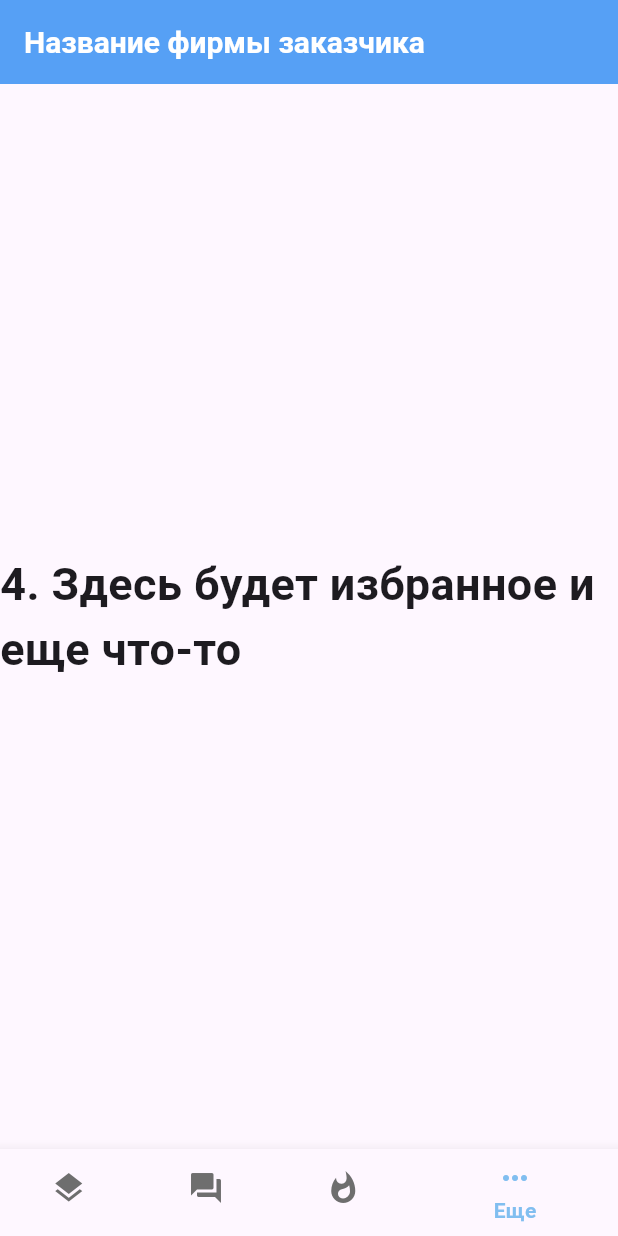
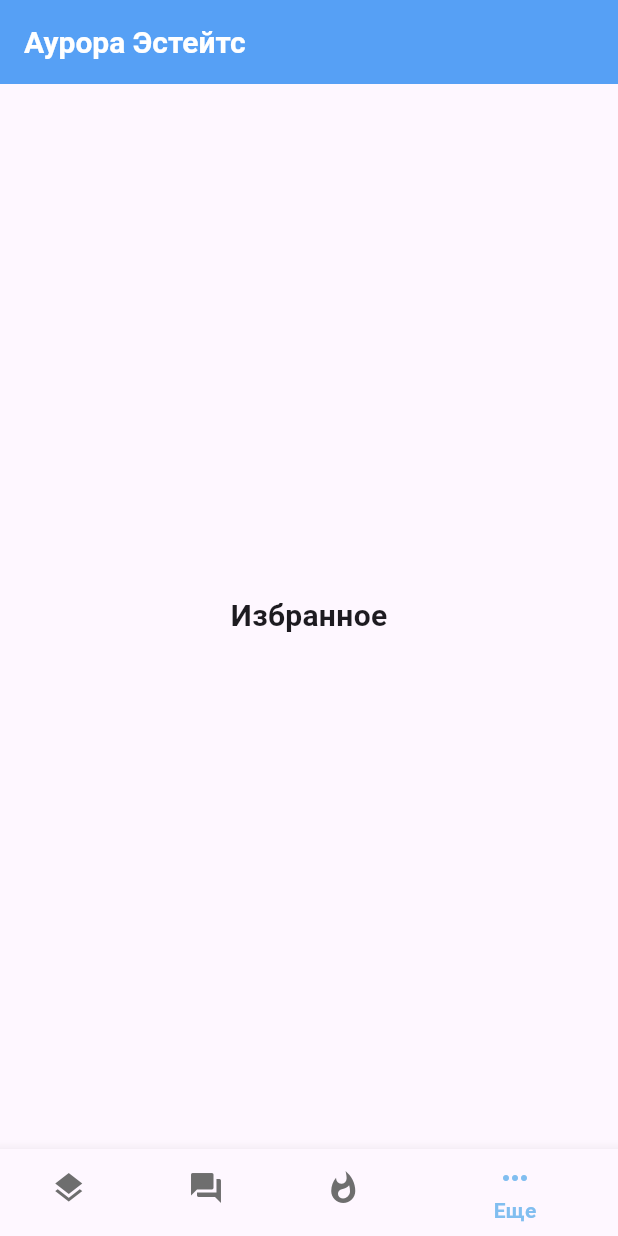
Before and after one commit to Polilo-User/mobileApp, a Flutter app: the screen it shows after launch, item 4 of the bottom bar chosen, on a phone screen of 412 x 824 dp. Run offline on Flutter 3.47's test engine with Material 3 defaults, Android fonts, the phone set to English and light mode, and no system bars; our stand-ins replace flutter_svg; network calls fail.

Commit message:
mobileapp ver 0.0.3 добавил страницу со зданиями

```diff
--- a/mobile_app_/lib/modules/start_screen/widgets/buttom_nav.dart
+++ b/mobile_app_/lib/modules/start_screen/widgets/buttom_nav.dart
@@ -1,9 +1,10 @@
 
 
 import 'package:flutter/material.dart';
-
-import 'package:flutter_svg/flutter_svg.dart';
-
+import 'package:mobile_app_/modules/start_screen/widgets/chat.dart';
+import 'package:mobile_app_/modules/start_screen/widgets/favorites.dart';
+import 'package:mobile_app_/modules/start_screen/widgets/list-builds.dart';
+import 'package:mobile_app_/modules/start_screen/widgets/news.dart';
 
 class MainBottomNavigationBar extends StatefulWidget {
   const MainBottomNavigationBar({super.key});
@@ -15,26 +16,12 @@ class MainBottomNavigationBar extends StatefulWidget {
 
 class _MainBottomNavigationBarState extends State<MainBottomNavigationBar> {
   int _selectedIndex = 0;
-  static const TextStyle optionStyle =
-    TextStyle(fontSize: 30, fontWeight: FontWeight.bold);
 
   static const List<Widget> _widgetOptions = <Widget>[
-    Text(
-      '1. Здесь будет крутая недвижемость',
-      style: optionStyle,
-    ),
-    Text(
-      '2. Здесь будет чат',
-      style: optionStyle,
-    ),
-    Text(
-      '3. Здесь будут новости',
-      style: optionStyle,
-    ),
-    Text(
-      '4. Здесь будет избранное и еще что-то',
-      style: optionStyle,
-    ),
+    ListBuilds(),
+    Chat(),
+    News(),
+    Favorites(),
   ];
 
   void _onItemTapped(int index) {
--- a/mobile_app_/lib/modules/start_screen/widgets/favorites.dart
+++ b/mobile_app_/lib/modules/start_screen/widgets/favorites.dart
@@ -0,0 +1,17 @@
+import 'package:flutter/material.dart';
+
+class Favorites extends StatefulWidget {
+  const Favorites({ Key? key }) : super(key: key);
+
+  @override
+  _FavoritesState createState() => _FavoritesState();
+}
+
+class _FavoritesState extends State<Favorites> {
+  @override
+  Widget build(BuildContext context) {
+    return Container(
+      child: const Text("Избранное"),
+    );
+  }
+}
--- a/mobile_app_/lib/router/router.dart
+++ b/mobile_app_/lib/router/router.dart
@@ -5,5 +5,5 @@
 import 'package:mobile_app_/modules/start_screen/start_screen.dart';
 
 final routes = {
-  '/': (context) => const MainPageScreen(BarTitle: "Название фирмы заказчика"),
+  '/': (context) => const MainPageScreen(BarTitle: "Аурора Эстейтс"),
 };
--- a/mobile_app_/lib/theme/theme.dart
+++ b/mobile_app_/lib/theme/theme.dart
@@ -6,11 +6,13 @@ import 'package:flutter/material.dart';
 final whiteTheme = ThemeData(
     appBarTheme: const AppBarTheme(
       backgroundColor: Color.fromARGB(255, 86, 160, 245),
+
       titleTextStyle: TextStyle(
           color: Color.fromARGB(255, 255, 255, 255),
           fontSize: 20,
           fontWeight: FontWeight.bold),
     ),
+
     textTheme: const TextTheme(
       bodyMedium: TextStyle(
           fontFamily: "Roboto", fontSize: 20, fontWeight: FontWeight.w700),
@@ -18,6 +20,8 @@ final whiteTheme = ThemeData(
         color: Color.fromRGBO(110, 110, 110, 0.478),
         fontSize: 20,
       )),
+
+
     // нижняя менюшка на main_page_screen
     bottomNavigationBarTheme: const BottomNavigationBarThemeData(
       selectedItemColor: Color.fromARGB(255, 129, 190, 240),
```
Also changed, not shown: mobile_app_/lib/modules/start_screen/widgets/build.dart (added, +60 -0 lines), mobile_app_/lib/modules/start_screen/widgets/chat.dart (+19 -0 lines), mobile_app_/lib/modules/start_screen/widgets/list-builds.dart (+26 -0 lines), mobile_app_/lib/modules/start_screen/widgets/news.dart (+21 -0 lines), mobile_app_/assets/svg/ruble-sign.svg (added), mobile_app_/lib/repositories/builds/builds_repository.dart (added), 1 other file.
